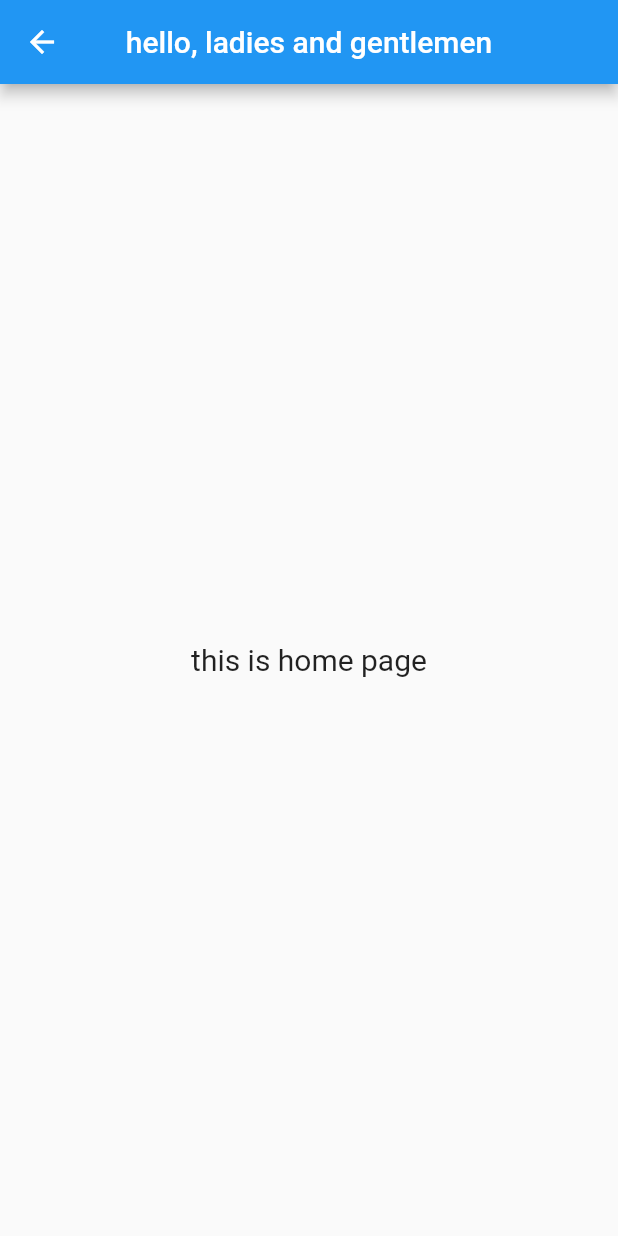
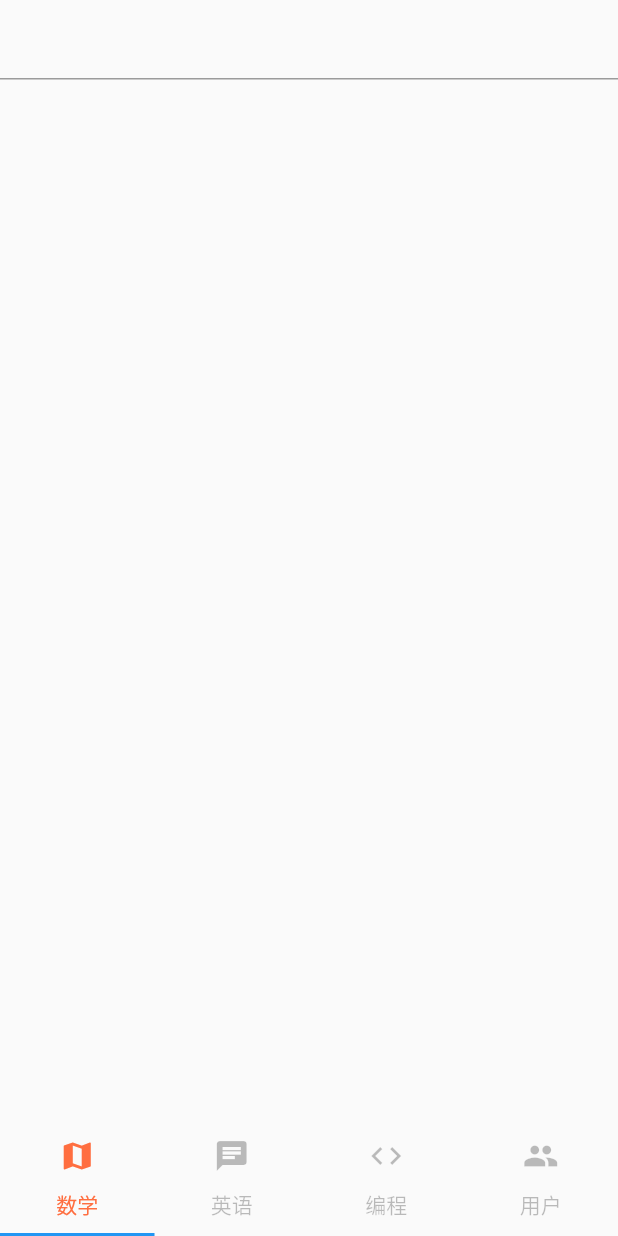
Before and after one commit to hunter2009pf/play_together, a Flutter app: the HomePage screen opened by its route, on a phone screen of 412 x 824 dp. Run offline on Flutter 3.47's test engine with Material 2 defaults, Android fonts, the phone set to English and light mode, and no system bars.

Commit message:
Jack Pan 2019-12-16

```diff
--- a/lib/homepage.dart
+++ b/lib/homepage.dart
@@ -1,22 +1,60 @@
 import 'package:flutter/cupertino.dart';
 import 'package:flutter/material.dart';
+import 'pages/math.dart';
+import 'pages/language.dart';
+import "pages/coding.dart";
+import 'pages/user.dart';
 
 class HomePage extends StatefulWidget{
   @override
   State<StatefulWidget> createState() {
-    // TODO: implement createState
     return _HomePageState();
   }
 }
 
-class _HomePageState extends State<HomePage>{
+class _HomePageState extends State<HomePage> with SingleTickerProviderStateMixin{
+  TabController tabCtrl;
+
+  @override
+  void initState(){
+      tabCtrl = new TabController(length: 4, vsync: this);
+  }
+
   @override
   Widget build(BuildContext context) {
     // TODO: implement build
     return Scaffold(
-      appBar: AppBar(centerTitle: true, title: Text("hello, ladies and gentlemen"),),
-      body: Center(
-          child: Text("this is home page", style: TextStyle(fontSize: 20),)
+      body: TabBarView(
+        controller: tabCtrl,
+        children: <Widget>[
+          Math(),
+          Language(),
+          Coding(),
+          User()
+        ],
+      ),
+      bottomNavigationBar: TabBar(
+        controller: tabCtrl,
+        labelColor: Colors.deepOrangeAccent,
+        unselectedLabelColor: Colors.black26,
+        tabs: <Widget>[
+          Tab(
+            text: "数学",
+            icon: Icon(Icons.map),
+          ),
+          Tab(
+            text: "英语",
+            icon: Icon(Icons.chat),
+          ),
+          Tab(
+            text:"编程",
+            icon: Icon(Icons.code),
+          ),
+          Tab(
+            text: "用户",
+            icon: Icon(Icons.people),
+          )
+        ],
       ),
     );
   }
--- a/lib/login.dart
+++ b/lib/login.dart
@@ -27,7 +27,7 @@ class Login extends StatelessWidget{
                 var acc=accountController.text;
                 var pwd=passwordController.text;
                 if(acc=="admin" && pwd=="123456"){
-                  Navigator.pushNamed(context, "homePage");
+                  Navigator.pushReplacementNamed(context, "homePage");
                 }else{
                   showDialog(
                       context: context,
--- a/lib/main.dart
+++ b/lib/main.dart
@@ -8,6 +8,7 @@ class MyApp extends StatelessWidget {
   @override
   Widget build(BuildContext context) {
     return MaterialApp(
+      debugShowCheckedModeBanner: false,
       title: 'play together',
       theme: ThemeData(
         // This is the theme of your application.
--- /dev/null
+++ b/lib/pages/math.dart
@@ -0,0 +1,21 @@
+import 'package:flutter/material.dart';
+
+class Math extends StatefulWidget{
+  @override
+  State<StatefulWidget> createState() {
+    return _MathState();
+  }
+}
+
+class _MathState extends State<Math>{
+  TextEditingController searchCtrl;
+  @override
+  Widget build(BuildContext context) {
+    return
+        TextField(
+          style: TextStyle(fontSize: 25),
+          controller: searchCtrl,
+        );
+  }
+
+}
```
Also changed, not shown: lib/pages/coding.dart (added, +22 -0 lines), lib/pages/language.dart (added, +21 -0 lines), lib/pages/user.dart (added, +22 -0 lines).
